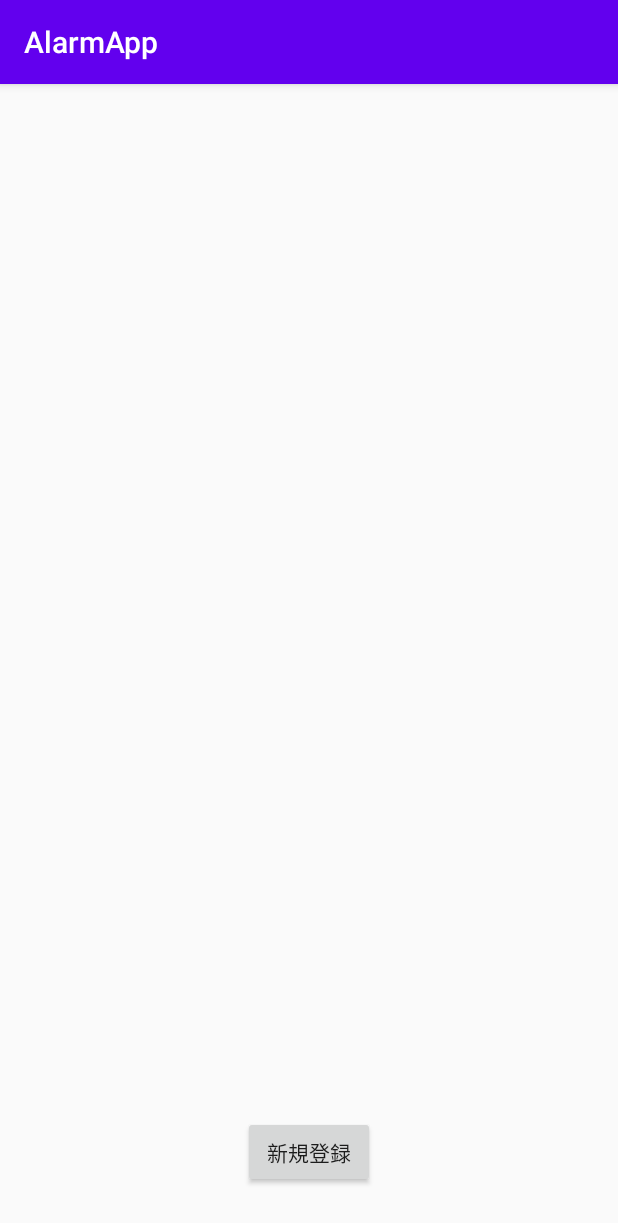
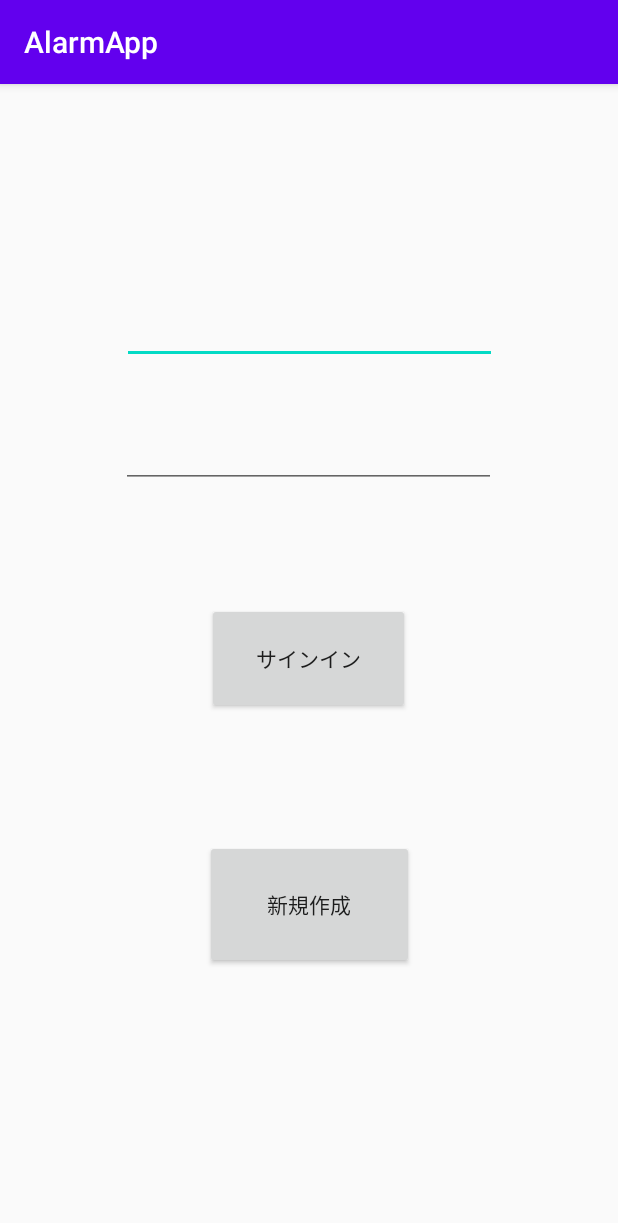
Before and after one commit to melmelmelme/AlarmApp_share, an Android app: the screen it shows after launch (SignIn), on a phone screen of 412 x 824 dp. Shown: the top 1223 px of the screen. Run offline under Robolectric (Android 15) with nearby library versions, the phone set to English and light mode, and no system bars.

Commit message:
サインイン画面、タイトル画面の大まかな配置とその間の遷移

```diff
--- a/app/src/main/AndroidManifest.xml
+++ b/app/src/main/AndroidManifest.xml
@@ -9,7 +9,10 @@
         android:roundIcon="@mipmap/ic_launcher_round"
         android:supportsRtl="true"
         android:theme="@style/AppTheme">
-        <activity android:name=".Title"></activity>
+        <activity
+            android:name=".Title"
+            android:label="@string/app_name" >
+        </activity>
         <activity android:name=".TimeSetting" />
         <activity android:name=".Success" />
         <activity android:name=".Stay" />
@@ -25,6 +28,7 @@
                 <category android:name="android.intent.category.LAUNCHER" />
             </intent-filter>
         </activity>
+
     </application>
 
 </manifest>
--- a/app/src/main/java/com/example/alarmapp/SignIn.java
+++ b/app/src/main/java/com/example/alarmapp/SignIn.java
@@ -2,9 +2,10 @@ package com.example.alarmapp;
 
 import androidx.appcompat.app.AppCompatActivity;
 
+import android.content.Intent;
 import android.os.Bundle;
 import android.view.View;
-import android.content.Intent;
+import android.widget.Button;
 
 public class SignIn extends AppCompatActivity {
 
@@ -13,24 +14,31 @@ public class SignIn extends AppCompatActivity {
     protected void onCreate(Bundle savedInstanceState) {
         super.onCreate(savedInstanceState);
         setContentView(R.layout.activity_signin); //ここを対応するxmlファイルに変更
+
+
+        //ID, パスワードをデータベースに渡す
+
+
+        //SignIn_buttonが押された時用の画面遷移関数
+        //データベースへ渡す関数の実行
+        //Title.javaを呼び出す？(画面遷移)
+        Button signIn_button = findViewById(R.id.signIn_button);
+        signIn_button.setOnClickListener(new View.OnClickListener() {
+            @Override
+            public void onClick(View v) {
+                Intent intent_signIn = new Intent(getApplication(),Title.class);
+                startActivity(intent_signIn);
+            }
+        });
     }
 
-    //ID, パスワードをデータベースに渡す
 
-
-
-    //SignIn_buttonが押された時用の画面遷移関数
-    //データベースへ渡す関数の実行
-    //Title.javaを呼び出す？(画面遷移)
 
 
 
     //MakeAccount_buttonが押された時用の画面遷移関数
     //MakeAccount.javaを呼び出す？(画面遷移)
-    public void click_makeAccount_button(View view){
-        Intent intent = new Intent(SignIn.this, MakeAccount.class);
-        startActivity(intent);
-    }
+
 
 
 }
--- a/app/src/main/res/layout/activity_signin.xml
+++ b/app/src/main/res/layout/activity_signin.xml
@@ -6,14 +6,54 @@
     android:layout_height="match_parent"
     tools:context=".SignIn">
 
+    <EditText
+        android:id="@+id/id_editText"
+        android:layout_width="250dp"
+        android:layout_height="50dp"
+        android:autofillHints=""
+        android:ems="10"
+        android:inputType="textPersonName"
+        app:layout_constraintBottom_toBottomOf="parent"
+        app:layout_constraintEnd_toEndOf="parent"
+        app:layout_constraintStart_toStartOf="parent"
+        app:layout_constraintTop_toTopOf="parent"
+        app:layout_constraintVertical_bias="0.19" />
+
+    <EditText
+        android:id="@+id/password_editText"
+        android:layout_width="250dp"
+        android:layout_height="50dp"
+        android:autofillHints=""
+        android:ems="10"
+        android:inputType="textPassword"
+        app:layout_constraintBottom_toBottomOf="parent"
+        app:layout_constraintEnd_toEndOf="parent"
+        app:layout_constraintHorizontal_bias="0.497"
+        app:layout_constraintStart_toStartOf="parent"
+        app:layout_constraintTop_toBottomOf="@+id/id_editText"
+        app:layout_constraintVertical_bias="0.062" />
+
+    <Button
+        android:id="@+id/signIn_button"
+        android:layout_width="135dp"
+        android:layout_height="74dp"
+        android:text="@string/signIn_button"
+        app:layout_constraintBottom_toBottomOf="parent"
+        app:layout_constraintEnd_toEndOf="parent"
+        app:layout_constraintHorizontal_bias="0.498"
+        app:layout_constraintStart_toStartOf="parent"
+        app:layout_constraintTop_toBottomOf="@+id/password_editText"
+        app:layout_constraintVertical_bias="0.18" />
+
     <Button
         android:id="@+id/makeAccount_button"
-        android:layout_width="wrap_content"
-        android:layout_height="wrap_content"
-        android:layout_marginBottom="32dp"
-        android:onClick="click_makeAccount_button"
-        android:text="@string/makeAccount_button"
+        android:layout_width="139dp"
+        android:layout_height="86dp"
+        android:text="@string/MakeAccount_button"
         app:layout_constraintBottom_toBottomOf="parent"
         app:layout_constraintEnd_toEndOf="parent"
-        app:layout_constraintStart_toStartOf="parent" />
+        app:layout_constraintStart_toStartOf="parent"
+        app:layout_constraintTop_toBottomOf="@+id/signIn_button"
+        app:layout_constraintVertical_bias="0.32" />
+
 </androidx.constraintlayout.widget.ConstraintLayout>
--- a/app/src/main/res/values/strings.xml
+++ b/app/src/main/res/values/strings.xml
@@ -1,4 +1,6 @@
 <resources>
     <string name="app_name">AlarmApp</string>
     <string name="makeAccount_button">新規登録</string>
+    <string name="signIn_button">サインイン</string>
+    <string name="MakeAccount_button">新規作成</string>
 </resources>
```
Also changed, not shown: app/src/main/res/layout/activity_title.xml (+33 -3 lines).
